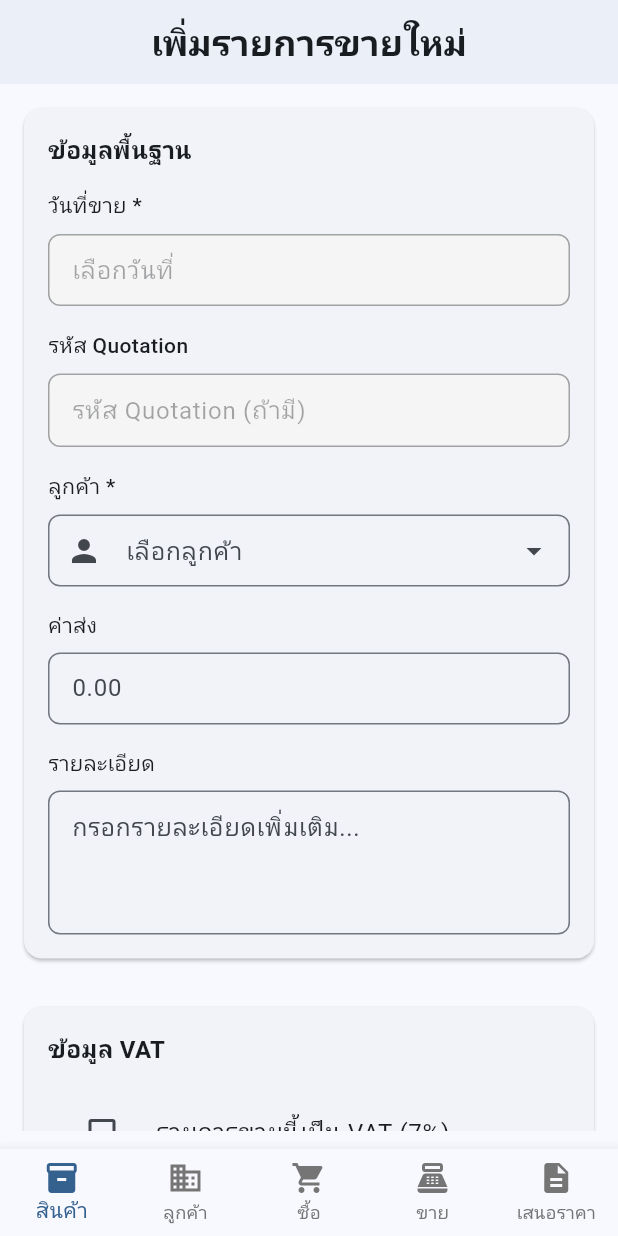
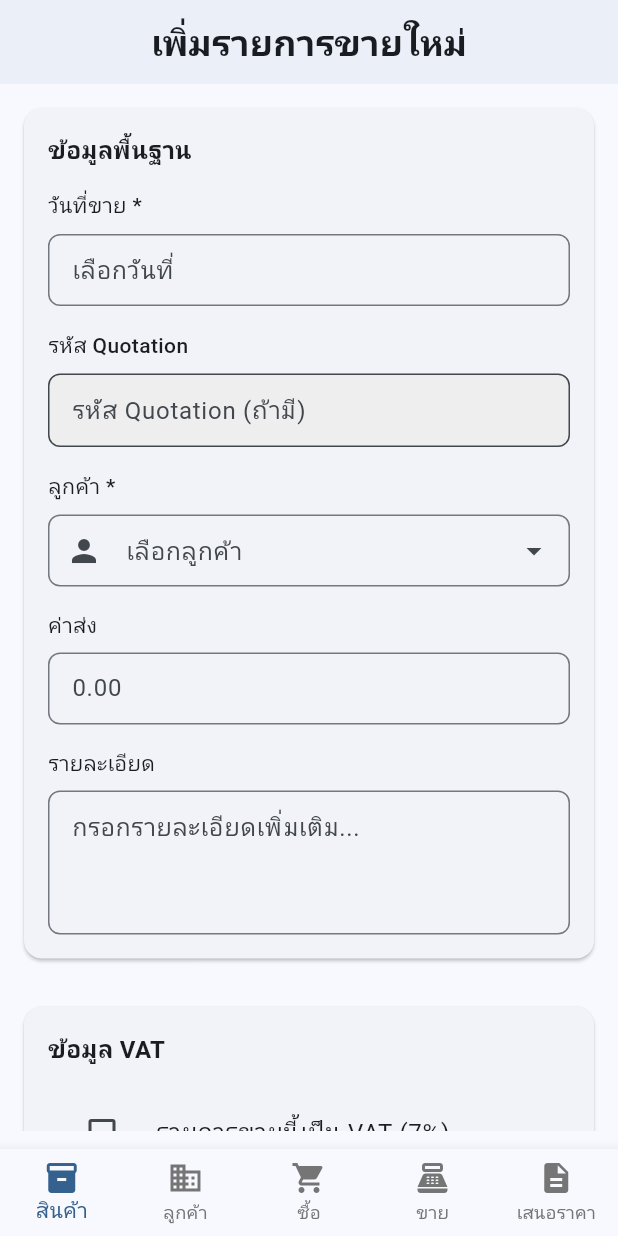
Before and after one commit to nattarujantj/goodpack-web, a Flutter app: the SaleFormScreen screen opened by its route, on a phone screen of 412 x 824 dp. Run offline on Flutter 3.47's test engine with Material 3 defaults, Android fonts, the phone set to English and light mode, and no system bars; our stand-ins replace app_links, go_router, image_picker, pdf, printing; missing offline and left inert: dart:html; accounts and stored records are empty; network calls fail.

Commit message:
Fix: Use IgnorePointer to completely block SaleCode and QuotationCode fields

```diff
--- a/lib/screens/sale_form_screen.dart
+++ b/lib/screens/sale_form_screen.dart
@@ -944,7 +944,39 @@ class _SaleFormScreenState extends State<SaleFormScreen> {
     VoidCallback? onTap,
     bool readOnly = false,
   }) {
-    final isReadOnly = readOnly || onTap != null;
+    final isReadOnly = readOnly && onTap == null;
+    final hasOnTap = onTap != null;
+
+    Widget textField = TextFormField(
+      controller: controller,
+      decoration: InputDecoration(
+        hintText: hint,
+        border: OutlineInputBorder(
+          borderRadius: BorderRadius.circular(8),
+        ),
+        contentPadding: const EdgeInsets.symmetric(
+          horizontal: 12,
+          vertical: 12,
+        ),
+        filled: isReadOnly,
+        fillColor: isReadOnly ? Colors.grey.shade200 : null,
+      ),
+      maxLines: maxLines,
+      keyboardType: keyboardType,
+      validator: validator,
+      onTap: onTap,
+      readOnly: isReadOnly || hasOnTap,
+      style: isReadOnly ? TextStyle(color: Colors.grey.shade600) : null,
+    );
+
+    // Wrap with IgnorePointer if readOnly to completely block interaction
+    if (isReadOnly) {
+      textField = IgnorePointer(
+        ignoring: true,
+        child: textField,
+      );
+    }
+
     return Column(
       crossAxisAlignment: CrossAxisAlignment.start,
       children: [
@@ -956,27 +988,7 @@ class _SaleFormScreenState extends State<SaleFormScreen> {
           ),
         ),
         const SizedBox(height: 8),
-        TextFormField(
-          controller: controller,
-          decoration: InputDecoration(
-            hintText: hint,
-            border: OutlineInputBorder(
-              borderRadius: BorderRadius.circular(8),
-            ),
-            contentPadding: const EdgeInsets.symmetric(
-              horizontal: 12,
-              vertical: 12,
-            ),
-            filled: isReadOnly,
-            fillColor: isReadOnly ? Colors.grey.shade100 : null,
-          ),
-          maxLines: maxLines,
-          keyboardType: keyboardType,
-          validator: validator,
-          onTap: onTap,
-          readOnly: isReadOnly,
-          enabled: !isReadOnly,
-        ),
+        textField,
       ],
     );
   }
```
